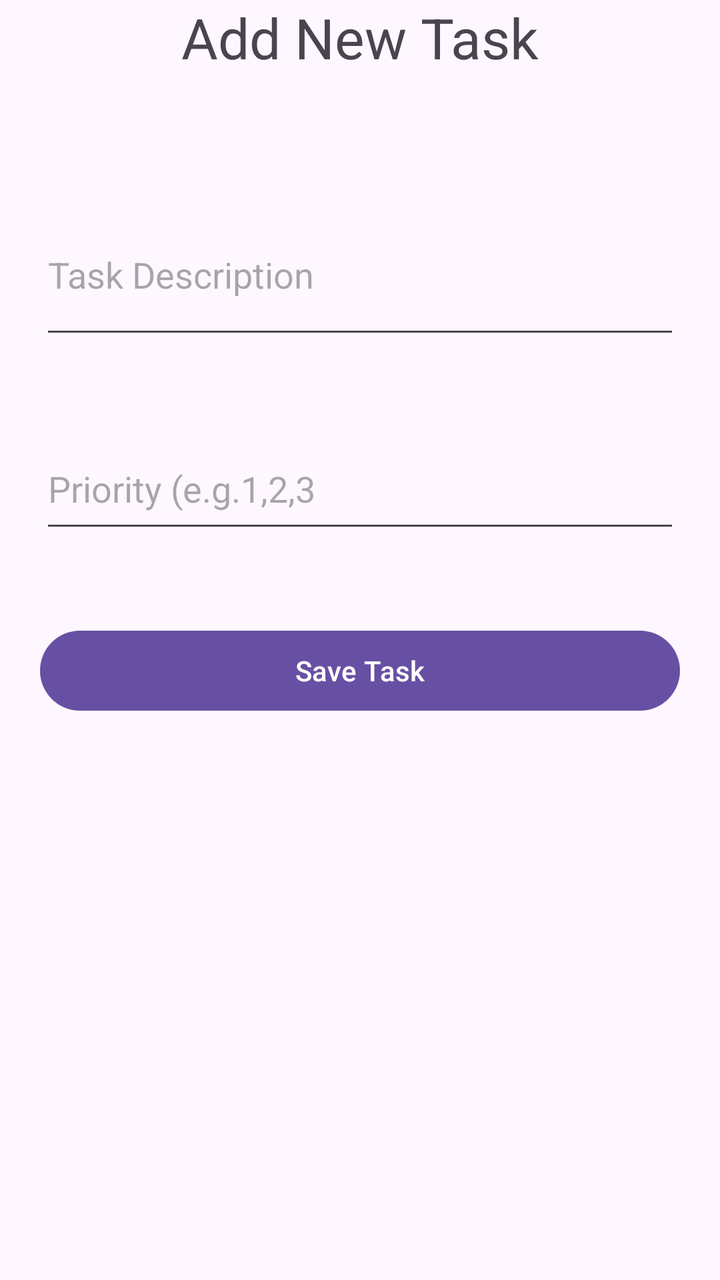
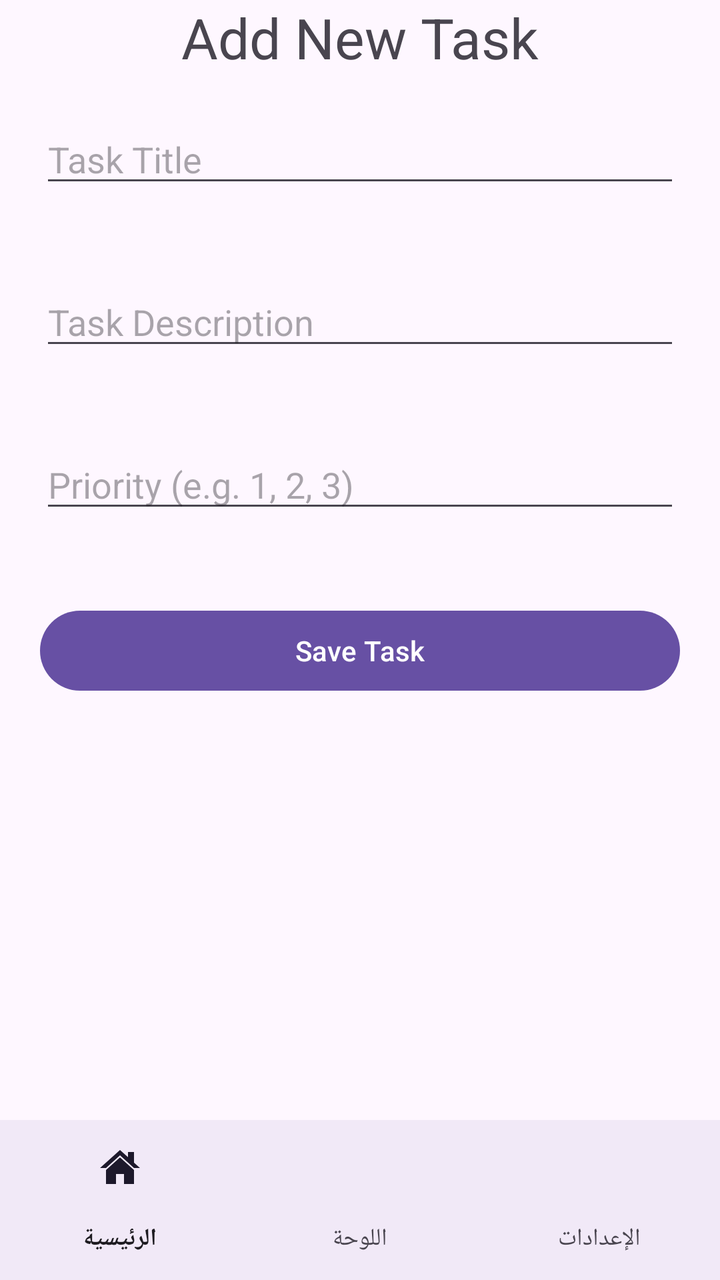

Compare the two renders of this Android layout. The source of the first and the diff that turns it into the second are given below.
<!-- AndroidManifest.xml: application theme Theme.NEWPROJECT -->
<!-- res/layout/activity_homescreen.xml -->
<?xml version="1.0" encoding="utf-8"?>
<LinearLayout xmlns:android="http://schemas.android.com/apk/res/android"
    xmlns:app="http://schemas.android.com/apk/res-auto"
    xmlns:tools="http://schemas.android.com/tools"
    android:id="@+id/main"
    android:layout_width="match_parent"
    android:layout_height="wrap_content"
    android:orientation="vertical">

    <TextView
        android:id="@+id/textView"
        android:layout_width="match_parent"
        android:layout_height="wrap_content"
        android:layout_gravity="center|top"
        android:gravity="center|top"
        android:text="Add New Task"
        android:textSize="28dp" />

    <EditText
        android:id="@+id/etTitle"
        android:layout_width="371dp"
        android:layout_height="78dp"
        android:layout_gravity="center|left"
        android:layout_margin="20dp"
        android:layout_weight="1"
        android:ems="10"
        android:hint="Task Title"
        android:inputType="text" />

    <EditText
        android:id="@+id/etDescription"
        android:layout_width="match_parent"
        android:layout_height="77dp"
        android:layout_margin="20dp"
        android:ems="10"
        android:hint="Task Description"
        android:inputType="text" />

    <EditText
        android:id="@+id/etPriority"
        android:layout_width="match_parent"
        android:layout_height="57dp"
        android:layout_margin="20dp"
        android:ems="10"
        android:hint="Priority (e.g.1,2,3"
        android:inputType="text" />

    <Button
        android:id="@+id/btnSaveTask"
        android:layout_width="match_parent"
        android:layout_height="wrap_content"
        android:layout_margin="20dp"
        android:text="Save Task" />

    <RelativeLayout xmlns:android="http://schemas.android.com/apk/res/android"
        android:id="@+id/main_layout"
        android:layout_width="match_parent"
        android:layout_height="match_parent">

        
        <FrameLayout
            android:id="@+id/fragment_container"
            android:layout_width="match_parent"
            android:layout_height="match_parent"
            android:layout_above="@id/bottom_navigation" />

        
        <com.google.android.material.bottomnavigation.BottomNavigationView
            android:id="@+id/bottom_navigation"
            android:layout_width="match_parent"
            android:layout_height="wrap_content"
            android:layout_alignParentBottom="true"
            android:background="?android:attr/windowBackground"
            app:menu="@menu/bottom_nav_menu" />

    </RelativeLayout>

</LinearLayout>
<!-- resources referenced by this layout -->
<resources>
  <style name="Theme.NEWPROJECT" parent="Base.Theme.NEWPROJECT" />
  <style name="Base.Theme.NEWPROJECT" parent="Theme.Material3.DayNight">
          
          
      </style>
</resources>

<!-- the commit's change to res/layout/activity_homescreen.xml (unified diff, before → after) -->
@@ -1,78 +1,77 @@
 <?xml version="1.0" encoding="utf-8"?>
-<LinearLayout xmlns:android="http://schemas.android.com/apk/res/android"
+<RelativeLayout xmlns:android="http://schemas.android.com/apk/res/android"
     xmlns:app="http://schemas.android.com/apk/res-auto"
     xmlns:tools="http://schemas.android.com/tools"
     android:id="@+id/main"
     android:layout_width="match_parent"
-    android:layout_height="wrap_content"
-    android:orientation="vertical">
+    android:layout_height="match_parent">
 
-    <TextView
-        android:id="@+id/textView"
+    
+    <LinearLayout
+        android:layout_width="match_parent"
+        android:layout_height="match_parent"
+        android:layout_above="@id/bottom_navigation"
+        android:orientation="vertical">
+
+        <TextView
+            android:id="@+id/textView"
+            android:layout_width="match_parent"
+            android:layout_height="wrap_content"
+            android:layout_gravity="center|top"
+            android:gravity="center|top"
+            android:text="Add New Task"
+            android:textSize="28sp" />
+
+        <EditText
+            android:id="@+id/etTitle"
+            android:layout_width="match_parent"
+            android:layout_height="wrap_content"
+            android:layout_margin="20dp"
+            android:ems="10"
+            android:hint="Task Title"
+            android:inputType="text" />
+
+        <EditText
+            android:id="@+id/etDescription"
+            android:layout_width="match_parent"
+            android:layout_height="wrap_content"
+            android:layout_margin="20dp"
+            android:ems="10"
+            android:hint="Task Description"
+            android:inputType="text" />
+
+        <EditText
+            android:id="@+id/etPriority"
+            android:layout_width="match_parent"
+            android:layout_height="wrap_content"
+            android:layout_margin="20dp"
+            android:ems="10"
+            android:hint="Priority (e.g. 1, 2, 3)"
+            android:inputType="text" />
+
+        <Button
+            android:id="@+id/btnSaveTask"
+            android:layout_width="match_parent"
+            android:layout_height="wrap_content"
+            android:layout_margin="20dp"
+            android:text="Save Task" />
+
+    </LinearLayout>
+
+    
+    <FrameLayout
+        android:id="@+id/fragment_container"
+        android:layout_width="match_parent"
+        android:layout_height="match_parent"
+        android:layout_above="@id/bottom_navigation" />
+
+    
+    <com.google.android.material.bottomnavigation.BottomNavigationView
+        android:id="@+id/bottom_navigation"
         android:layout_width="match_parent"
         android:layout_height="wrap_content"
-        android:layout_gravity="center|top"
-        android:gravity="center|top"
-        android:text="Add New Task"
-        android:textSize="28dp" />
+        android:layout_alignParentBottom="true"
+        android:background="?android:attr/windowBackground"
+        app:menu="@menu/bottom_navigation" />
 
-    <EditText
-        android:id="@+id/etTitle"
-        android:layout_width="371dp"
-        android:layout_height="78dp"
-        android:layout_gravity="center|left"
-        android:layout_margin="20dp"
-        android:layout_weight="1"
-        android:ems="10"
-        android:hint="Task Title"
-        android:inputType="text" />
-
-    <EditText
-        android:id="@+id/etDescription"
-        android:layout_width="match_parent"
-        android:layout_height="77dp"
-        android:layout_margin="20dp"
-        android:ems="10"
-        android:hint="Task Description"
-        android:inputType="text" />
-
-    <EditText
-        android:id="@+id/etPriority"
-        android:layout_width="match_parent"
-        android:layout_height="57dp"
-        android:layout_margin="20dp"
-        android:ems="10"
-        android:hint="Priority (e.g.1,2,3"
-        android:inputType="text" />
-
-    <Button
-        android:id="@+id/btnSaveTask"
-        android:layout_width="match_parent"
-        android:layout_height="wrap_content"
-        android:layout_margin="20dp"
-        android:text="Save Task" />
-
-    <RelativeLayout xmlns:android="http://schemas.android.com/apk/res/android"
-        android:id="@+id/main_layout"
-        android:layout_width="match_parent"
-        android:layout_height="match_parent">
-
-        
-        <FrameLayout
-            android:id="@+id/fragment_container"
-            android:layout_width="match_parent"
-            android:layout_height="match_parent"
-            android:layout_above="@id/bottom_navigation" />
-
-        
-        <com.google.android.material.bottomnavigation.BottomNavigationView
-            android:id="@+id/bottom_navigation"
-            android:layout_width="match_parent"
-            android:layout_height="wrap_content"
-            android:layout_alignParentBottom="true"
-            android:background="?android:attr/windowBackground"
-            app:menu="@menu/bottom_nav_menu" />
-
-    </RelativeLayout>
-
-</LinearLayout>
+</RelativeLayout>
